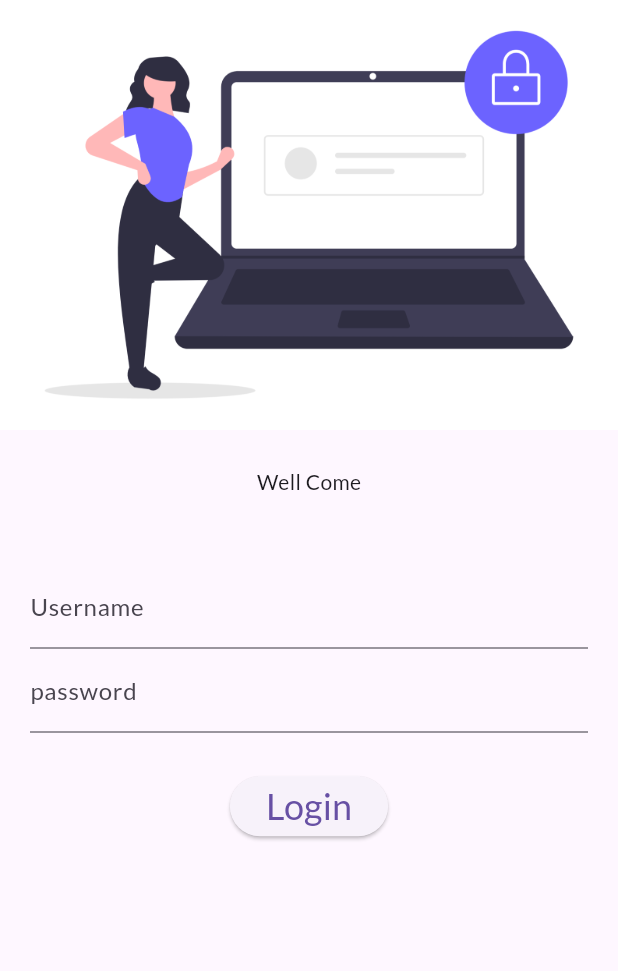
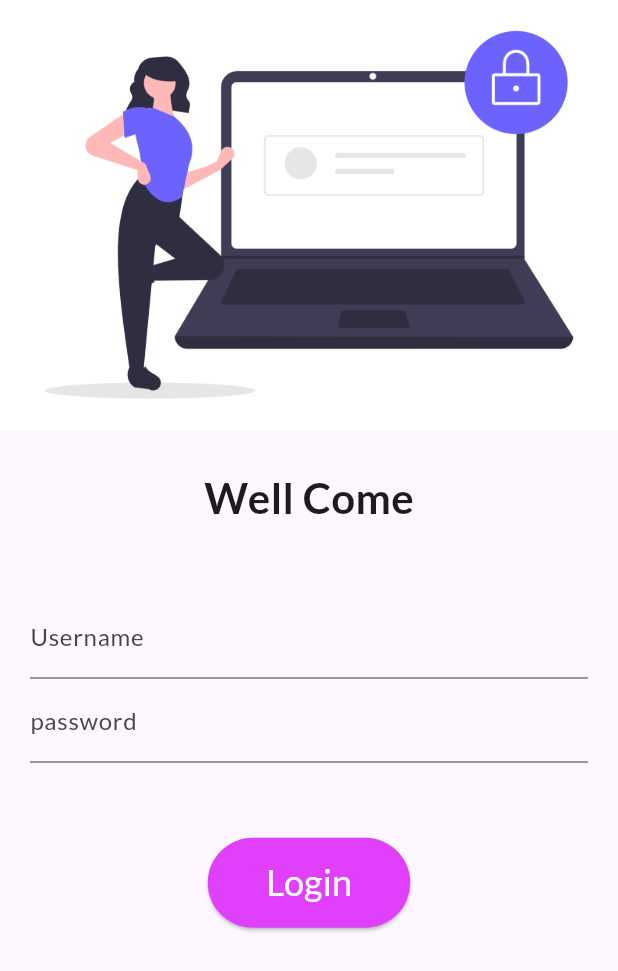
Before and after one commit to ADIL41/Flutter, a Flutter app: the screen it shows after launch, on a phone screen of 412 x 824 dp. Shown: the top 971 px of the screen. Run offline on Flutter 3.47's test engine with Material 3 defaults, Android fonts, the phone set to English and light mode, and no system bars; our stand-ins replace google_fonts.

Commit message:
day 5 complete

```diff
--- a/lib/main.dart
+++ b/lib/main.dart
@@ -2,6 +2,7 @@ import 'package:flutter/material.dart';
 import 'package:google_fonts/google_fonts.dart';
 import 'package:untitled/pages/home_page.dart';
 import 'package:untitled/pages/login_page.dart';
+import 'package:untitled/utils/routes.dart';
 
 void main() {
   runApp(MyApp());
@@ -21,11 +22,11 @@ class MyApp extends StatelessWidget {
       ),
       darkTheme: ThemeData(brightness: Brightness.light),
 
-      //initialRoute: "/home", // by default start with home screen
+      initialRoute: "/login", // by default start with login screen
       routes: {
-        "/": (context) => LoginPage(), // use to move to next screen
-        "/home": (context) => HomePage(),
-        "/login": (context) => LoginPage(), // move to Login Screen/ page
+        MyRoutes.loginRoute: (context) =>
+            LoginPage(), // use to move to next screen
+        MyRoutes.homeRoute: (context) => HomePage(),
       },
     );
     //In Day 3 we have learned class,function,Routes
--- a/lib/pages/login_page.dart
+++ b/lib/pages/login_page.dart
@@ -1,4 +1,5 @@
 import 'package:flutter/material.dart';
+import 'package:untitled/utils/routes.dart';
 
 class LoginPage extends StatelessWidget {
   const LoginPage({super.key});
@@ -6,11 +7,18 @@ class LoginPage extends StatelessWidget {
   @override
   Widget build(BuildContext context) {
     return Material(
+      child: SingleChildScrollView(
+        //to make scrollable the UI
         child: Column(
+          mainAxisAlignment: MainAxisAlignment.center,
+          crossAxisAlignment: CrossAxisAlignment.center,
           children: [
-          Image.asset('assets/images/login_image.png'),
+            (Image.asset('assets/images/login_image.png', fit: BoxFit.cover)),
             SizedBox(height: 25), // make distance between image and text
-          Text('Well Come'),
+            Text(
+              'Well Come',
+              style: TextStyle(fontSize: 28, fontWeight: FontWeight.bold),
+            ),
             SizedBox(height: 25),
             Padding(
               padding: const EdgeInsets.symmetric(horizontal: 20, vertical: 20),
@@ -29,18 +37,27 @@ class LoginPage extends StatelessWidget {
                       labelText: "password",
                     ),
                   ),
-                SizedBox(height: 25),
+                  SizedBox(height: 50),
                   ElevatedButton(
+                    style: TextButton.styleFrom(
+                      backgroundColor: Colors.purpleAccent,
+                      minimumSize: Size(135, 60),
+                    ),
+                    autofocus: true,
                     onPressed: () {
-                    print('login is clicked');
+                      Navigator.pushNamed(context, MyRoutes.homeRoute);
                     },
-                  child: Text('Login',style: TextStyle(fontSize: 24),),
+                    child: Text(
+                      'Login',
+                      style: TextStyle(fontSize: 24, color: Colors.white),
+                    ),
                   ),
                 ],
               ),
             ),
           ],
         ),
+      ),
     );
   }
 }
--- /dev/null
+++ b/lib/utils/routes.dart
@@ -0,0 +1,4 @@
+class MyRoutes {
+  static String loginRoute = "/login";
+  static String homeRoute = "/Home";
+}
```
Lines whose indentation alone changed are shown as unchanged.
